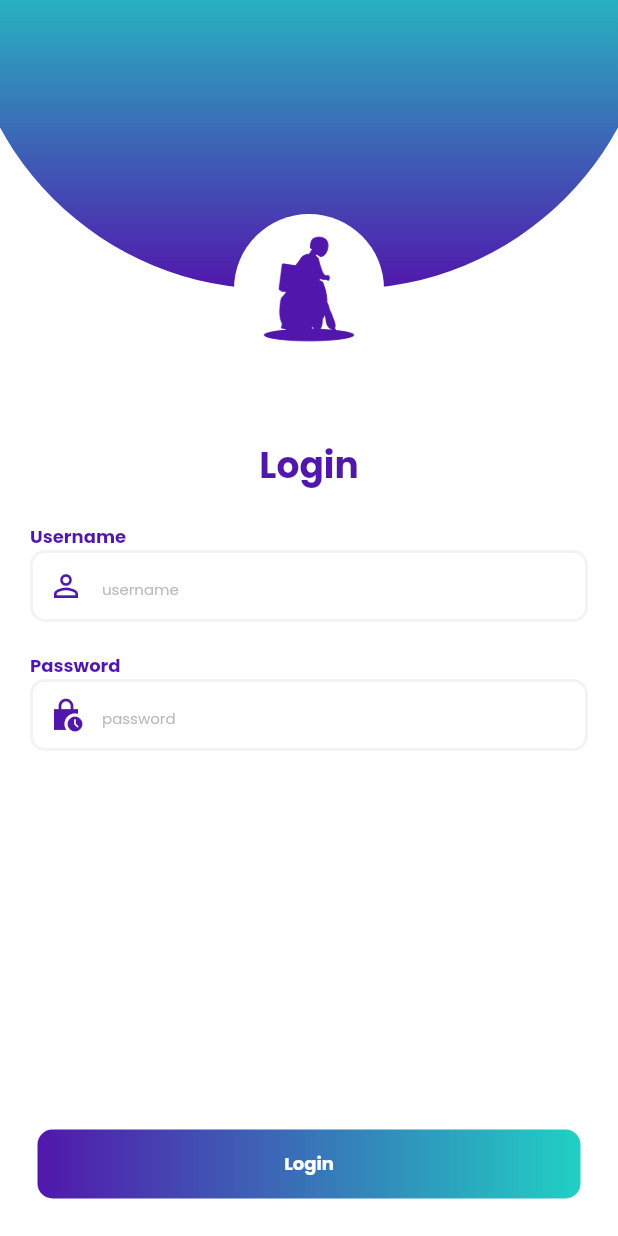
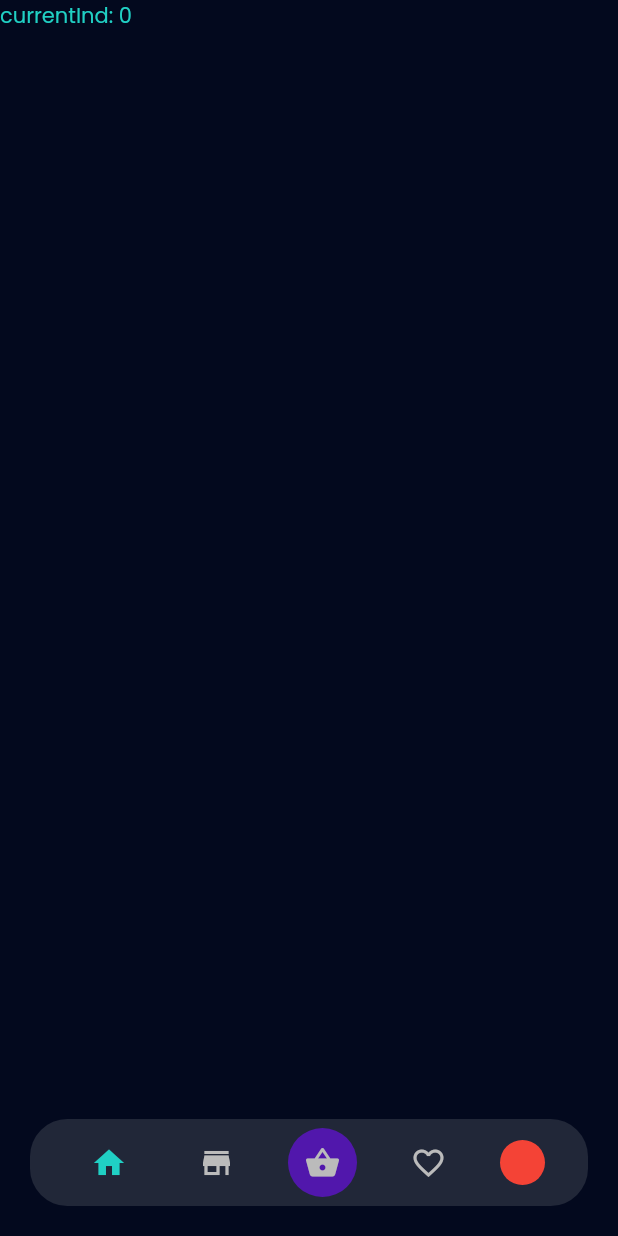
Before and after one commit to jmerino12/delivery_app, a Flutter app: the screen it shows after launch, on a phone screen of 412 x 824 dp. Run offline on Flutter 3.47's test engine with Material 2 defaults, Android fonts, the phone set to English and light mode, and no system bars; our stand-ins replace google_fonts.

Commit message:
Home + BottomNavigationBar

```diff
--- a/lib/main.dart
+++ b/lib/main.dart
@@ -1,3 +1,4 @@
+import 'package:delivery_app/presentation/home/home_screen.dart';
 import 'package:delivery_app/presentation/splash/splash_screen.dart';
 import 'package:delivery_app/theme.dart';
 import 'package:flutter/material.dart';
@@ -14,7 +15,7 @@ class MyApp extends StatelessWidget {
   Widget build(BuildContext context) {
     return MaterialApp(
         debugShowCheckedModeBanner: false,
-        theme: ligthTheme,
-        home: SplashScreen());
+        theme: darkTheme,
+        home: HomeScreen());
   }
 }
--- /dev/null
+++ b/lib/presentation/home/home_screen.dart
@@ -0,0 +1,117 @@
+import 'package:delivery_app/theme.dart';
+import 'package:flutter/material.dart';
+
+class HomeScreen extends StatefulWidget {
+  const HomeScreen({Key? key}) : super(key: key);
+
+  @override
+  State<HomeScreen> createState() => _HomeScreenState();
+}
+
+class _HomeScreenState extends State<HomeScreen> {
+  int currentIndex = 0;
+  @override
+  Widget build(BuildContext context) {
+    return Scaffold(
+      body: Column(
+        crossAxisAlignment: CrossAxisAlignment.stretch,
+        children: [
+          Expanded(
+              child: IndexedStack(
+            children: [
+              Text('currentInd: $currentIndex'),
+              Text('currentInd: $currentIndex'),
+              Text('currentInd: $currentIndex'),
+              Text('currentInd: $currentIndex'),
+              Text('currentInd: $currentIndex'),
+            ],
+          )),
+          _DeliveryNavigationBar(
+              index: currentIndex,
+              onIndexSelected: (index) {
+                setState(() {
+                  currentIndex = index;
+                });
+              })
+        ],
+      ),
+    );
+  }
+}
+
+class _DeliveryNavigationBar extends StatelessWidget {
+  final int index;
+  final ValueChanged<int> onIndexSelected;
+  const _DeliveryNavigationBar(
+      {Key? key, required this.index, required this.onIndexSelected})
+      : super(key: key);
+
+  @override
+  Widget build(BuildContext context) {
+    return Padding(
+      padding: const EdgeInsets.all(20.0),
+      child: DecoratedBox(
+        decoration: BoxDecoration(
+            border: Border.all(
+                color: Theme.of(context).bottomAppBarColor, width: 2),
+            borderRadius: BorderRadius.circular(25),
+            color: Theme.of(context).canvasColor),
+        child: Padding(
+          padding: const EdgeInsets.all(5.0),
+          child: Row(
+            mainAxisAlignment: MainAxisAlignment.spaceEvenly,
+            children: [
+              Material(
+                child: IconButton(
+                  color: index == 0
+                      ? DeliveryColors.green
+                      : DeliveryColors.ligthGrey,
+                  icon: Icon(Icons.home),
+                  onPressed: () => onIndexSelected(0),
+                ),
+              ),
+              Material(
+                child: IconButton(
+                  color: index == 1
+                      ? DeliveryColors.green
+                      : DeliveryColors.ligthGrey,
+                  icon: Icon(Icons.store),
+                  onPressed: () => onIndexSelected(1),
+                ),
+              ),
+              Material(
+                child: CircleAvatar(
+                  backgroundColor: DeliveryColors.purple,
+                  radius: 23,
+                  child: IconButton(
+                    color: index == 2
+                        ? DeliveryColors.white
+                        : DeliveryColors.ligthGrey,
+                    icon: Icon(Icons.shopping_basket),
+                    onPressed: () => onIndexSelected(2),
+                  ),
+                ),
+              ),
+              Material(
+                child: IconButton(
+                  color: index == 3
+                      ? DeliveryColors.green
+                      : DeliveryColors.ligthGrey,
+                  icon: Icon(Icons.favorite_border),
+                  onPressed: () => onIndexSelected(3),
+                ),
+              ),
+              InkWell(
+                onTap: () => onIndexSelected(4),
+                child: CircleAvatar(
+                  radius: 15,
+                  backgroundColor: Colors.red,
+                ),
+              ),
+            ],
+          ),
+        ),
+      ),
+    );
+  }
+}
--- a/lib/presentation/login/login_screen.dart
+++ b/lib/presentation/login/login_screen.dart
@@ -1,3 +1,4 @@
+import 'package:delivery_app/presentation/home/home_screen.dart';
 import 'package:delivery_app/theme.dart';
 import 'package:flutter/material.dart';
 import 'package:flutter/widgets.dart';
@@ -121,11 +122,17 @@ class LoginScreen extends StatelessWidget {
                       end: Alignment.centerLeft)),
               child: Padding(
                 padding: const EdgeInsets.all(14),
-                child: Text(
-                  "Login",
-                  textAlign: TextAlign.center,
-                  style: Theme.of(context).textTheme.caption!.copyWith(
-                      fontWeight: FontWeight.bold, color: Colors.white),
+                child: InkWell(
+                  onTap: (() {
+                    Navigator.of(context).pushReplacement(
+                        MaterialPageRoute(builder: (_) => HomeScreen()));
+                  }),
+                  child: Text(
+                    "Login",
+                    textAlign: TextAlign.center,
+                    style: Theme.of(context).textTheme.caption!.copyWith(
+                        fontWeight: FontWeight.bold, color: Colors.white),
+                  ),
                 ),
               ),
             ),
--- a/lib/theme.dart
+++ b/lib/theme.dart
@@ -28,6 +28,8 @@ final _borderDark = OutlineInputBorder(
 
 final ligthTheme = ThemeData(
     canvasColor: DeliveryColors.white,
+    appBarTheme: AppBarTheme(color: DeliveryColors.white),
+    bottomAppBarColor: DeliveryColors.veryLigthGrey,
     scaffoldBackgroundColor: DeliveryColors.white,
     textTheme: GoogleFonts.poppinsTextTheme().apply(
         bodyColor: DeliveryColors.purple, displayColor: DeliveryColors.purple),
@@ -45,7 +47,9 @@ final ligthTheme = ThemeData(
 
 final darkTheme = ThemeData(
     canvasColor: DeliveryColors.grey,
+    appBarTheme: AppBarTheme(color: DeliveryColors.purple),
     scaffoldBackgroundColor: DeliveryColors.dark,
+    bottomAppBarColor: Colors.transparent,
     textTheme: GoogleFonts.poppinsTextTheme().apply(
         bodyColor: DeliveryColors.green, displayColor: DeliveryColors.green),
     inputDecorationTheme: InputDecorationTheme(
```
